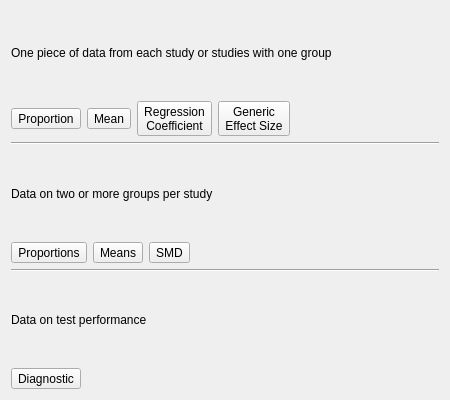
First picture: the form in src/rc_metastudio/forms/data_type_page.ui, repository AliSalman-et-al/openmeta-analyst-community, before the edit.
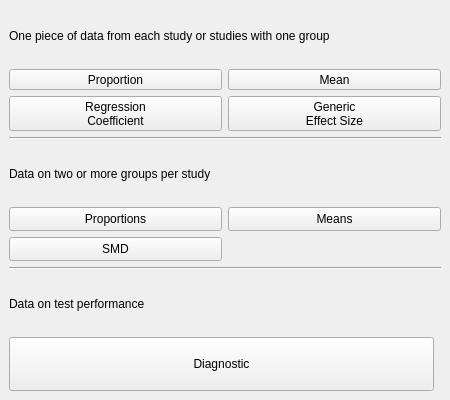
Second picture: the form after the edit. Icons and pictures are not drawn.

Commit message:
Make Main Wizard workflow adaptive
Replace page-driven root resizing with stable Workflow geometry, declarative page overflow, reachable navigation, and lifecycle-scoped focus revelation. Add constrained-path, enlarged-font, keyboard, scale, and packaged-smoke coverage.

Closes #299

Patch:
```diff
--- a/src/rc_metastudio/forms/data_type_page.ui
+++ b/src/rc_metastudio/forms/data_type_page.ui
@@ -22,9 +22,21 @@
   <property name="title">
    <string>What type of data do you have?</string>
   </property>
-  <layout class="QVBoxLayout" name="verticalLayout">
+  <layout class="QVBoxLayout" name="workflowPageLayout">
+   <property name="leftMargin"><number>0</number></property>
+   <property name="topMargin"><number>0</number></property>
+   <property name="rightMargin"><number>0</number></property>
+   <property name="bottomMargin"><number>0</number></property>
    <item>
-    <widget class="QLabel" name="label_2">
+    <widget class="QScrollArea" name="pageScrollArea">
+     <property name="focusPolicy"><enum>Qt::NoFocus</enum></property>
+     <property name="frameShape"><enum>QFrame::NoFrame</enum></property>
+     <property name="widgetResizable"><bool>true</bool></property>
+     <widget class="QWidget" name="pageScrollContent">
+      <property name="sizePolicy"><sizepolicy hsizetype="Ignored" vsizetype="Preferred"><horstretch>0</horstretch><verstretch>0</verstretch></sizepolicy></property>
+      <layout class="QVBoxLayout" name="verticalLayout">
+       <item>
+        <widget class="QLabel" name="label_2">
      <property name="font">
       <font>
        <underline>false</underline>
@@ -36,9 +48,10 @@
     </widget>
    </item>
    <item>
-    <layout class="QHBoxLayout" name="horizontalLayout_3">
-     <item>
+    <layout class="QGridLayout" name="oneArmDataTypesLayout">
+     <item row="0" column="0">
       <widget class="QToolButton" name="onearm_proportion_Button">
+       <property name="sizePolicy"><sizepolicy hsizetype="Minimum" vsizetype="Minimum"><horstretch>0</horstretch><verstretch>0</verstretch></sizepolicy></property>
        <property name="text">
         <string>Proportion</string>
        </property>
@@ -63,8 +76,9 @@
        </attribute>
       </widget>
      </item>
-     <item>
+     <item row="0" column="1">
       <widget class="QToolButton" name="onearm_mean_Button">
+       <property name="sizePolicy"><sizepolicy hsizetype="Minimum" vsizetype="Minimum"><horstretch>0</horstretch><verstretch>0</verstretch></sizepolicy></property>
        <property name="baseSize">
         <size>
          <width>10</width>
@@ -95,8 +109,9 @@
        </attribute>
       </widget>
      </item>
-     <item>
+     <item row="1" column="0">
       <widget class="QToolButton" name="onearm_single_reg_coef_Button">
+       <property name="sizePolicy"><sizepolicy hsizetype="Minimum" vsizetype="Minimum"><horstretch>0</horstretch><verstretch>0</verstretch></sizepolicy></property>
        <property name="baseSize">
         <size>
          <width>10</width>
@@ -128,8 +143,9 @@
        </attribute>
       </widget>
      </item>
-     <item>
+     <item row="1" column="1">
       <widget class="QToolButton" name="onearm_generic_effect_size_Button">
+       <property name="sizePolicy"><sizepolicy hsizetype="Minimum" vsizetype="Minimum"><horstretch>0</horstretch><verstretch>0</verstretch></sizepolicy></property>
        <property name="baseSize">
         <size>
          <width>10</width>
@@ -164,19 +180,6 @@
        </attribute>
       </widget>
      </item>
-     <item>
-      <spacer name="horizontalSpacer">
-       <property name="orientation">
-        <enum>Qt::Horizontal</enum>
-       </property>
-       <property name="sizeHint" stdset="0">
-        <size>
-         <width>40</width>
-         <height>20</height>
-        </size>
-       </property>
-      </spacer>
-     </item>
     </layout>
    </item>
    <item>
@@ -194,9 +197,10 @@
     </widget>
    </item>
    <item>
-    <layout class="QHBoxLayout" name="horizontalLayout_2">
-     <item>
+    <layout class="QGridLayout" name="multiArmDataTypesLayout">
+     <item row="0" column="0">
       <widget class="QToolButton" name="twoarm_proportions_Button">
+       <property name="sizePolicy"><sizepolicy hsizetype="Minimum" vsizetype="Minimum"><horstretch>0</horstretch><verstretch>0</verstretch></sizepolicy></property>
        <property name="baseSize">
         <size>
          <width>10</width>
@@ -227,8 +231,9 @@
        </attribute>
       </widget>
      </item>
-     <item>
+     <item row="0" column="1">
       <widget class="QToolButton" name="twoarm_means_Button">
+       <property name="sizePolicy"><sizepolicy hsizetype="Minimum" vsizetype="Minimum"><horstretch>0</horstretch><verstretch>0</verstretch></sizepolicy></property>
        <property name="baseSize">
         <size>
          <width>10</width>
@@ -259,8 +264,9 @@
        </attribute>
       </widget>
      </item>
-     <item>
+     <item row="1" column="0">
       <widget class="QToolButton" name="twoarm_smds_Button">
+       <property name="sizePolicy"><sizepolicy hsizetype="Minimum" vsizetype="Minimum"><horstretch>0</horstretch><verstretch>0</verstretch></sizepolicy></property>
        <property name="baseSize">
         <size>
          <width>10</width>
@@ -291,19 +297,6 @@
        </attribute>
       </widget>
      </item>
-     <item>
-      <spacer name="horizontalSpacer_2">
-       <property name="orientation">
-        <enum>Qt::Horizontal</enum>
-       </property>
-       <property name="sizeHint" stdset="0">
-        <size>
-         <width>40</width>
-         <height>20</height>
-        </size>
-       </property>
-      </spacer>
-     </item>
     </layout>
    </item>
    <item>
@@ -324,6 +317,7 @@
     <layout class="QHBoxLayout" name="horizontalLayout">
      <item>
       <widget class="QToolButton" name="diagnostic_Button">
+       <property name="sizePolicy"><sizepolicy hsizetype="Minimum" vsizetype="Minimum"><horstretch>0</horstretch><verstretch>0</verstretch></sizepolicy></property>
        <property name="baseSize">
         <size>
          <width>10</width>
@@ -355,19 +349,15 @@
       </widget>
      </item>
      <item>
-      <spacer name="horizontalSpacer_3">
-       <property name="orientation">
-        <enum>Qt::Horizontal</enum>
-       </property>
-       <property name="sizeHint" stdset="0">
-        <size>
-         <width>40</width>
-         <height>20</height>
-        </size>
-       </property>
+      <spacer name="diagnosticDataTypeSpacer">
+       <property name="orientation"><enum>Qt::Horizontal</enum></property>
       </spacer>
      </item>
     </layout>
+   </item>
+      </layout>
+     </widget>
+    </widget>
    </item>
   </layout>
  </widget>
```
Left out of the diff: 2 changed lines with no effect on the pictures. The commit also changes 17 other files.
